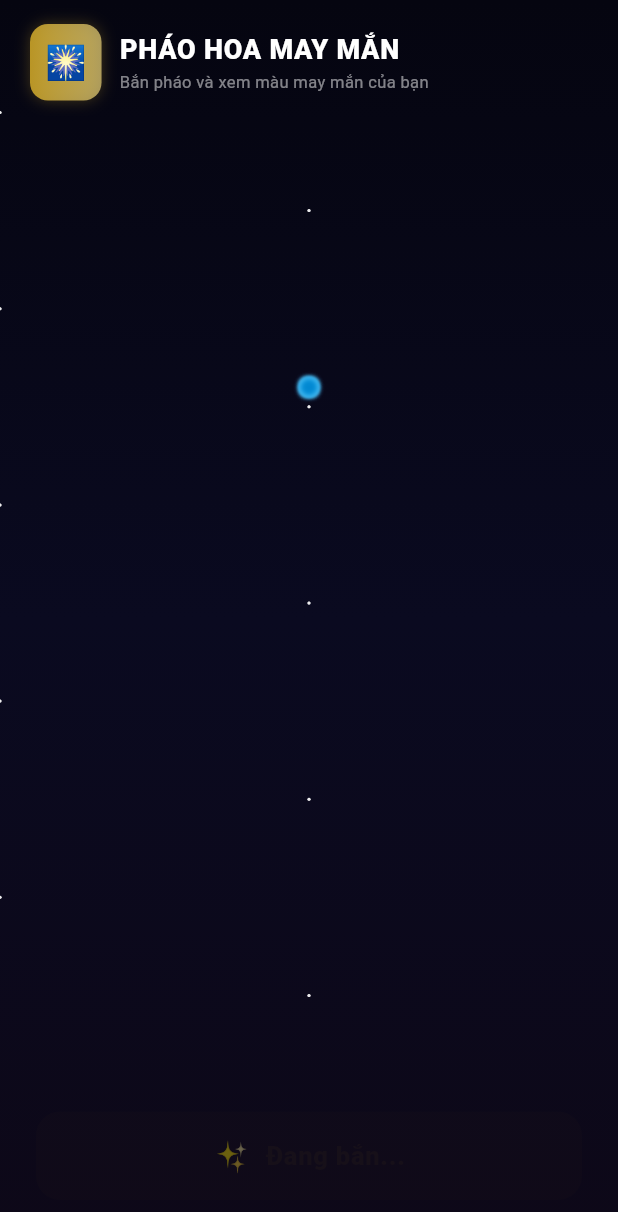
After one commit to HungNPHE/lucky_draw, a Flutter app: the _FireworkPageContent screen opened directly, after a tap on "BẮN PHÁO HOA", on a phone screen of 412 x 824 dp. The commit adds this screen. Shown: the top 1212 px of the screen. Run offline on Flutter 3.47's test engine with Material 3 defaults, Android fonts, the phone set to English and light mode, and no system bars; our stand-ins replace confetti.

Commit message:
add firework system

```diff
--- a/lib/main.dart
+++ b/lib/main.dart
@@ -6,6 +6,7 @@ import 'viewmodels/lucky_draw_viewmodel.dart';
 import 'views/lucky_draw_page.dart';
 import 'views/gacha_page.dart';
 import 'views/animal_racing_page.dart';
+import 'views/firework_page.dart';
 
 void main() {
   WidgetsFlutterBinding.ensureInitialized();
@@ -172,18 +173,21 @@ class _HomePageState extends State<HomePage> {
     LuckyDrawPage(),
     GachaPage(),
     AnimalRacingPage(),
+    FireworkPage(),
   ];
 
   final List<String> _titles = const [
     'Vòng Quay',
     'Lì Xì May Mắn',
     'Đua Thú',
+    'Pháo Hoa',
   ];
 
   final List<IconData> _icons = const [
     Icons.casino_rounded,
     Icons.card_giftcard_rounded,
     Icons.pets_rounded,
+    Icons.celebration_rounded,
   ];
 
   @override
@@ -204,7 +208,7 @@ class _HomePageState extends State<HomePage> {
             padding: const EdgeInsets.symmetric(horizontal: 16, vertical: 8),
             child: Row(
               mainAxisAlignment: MainAxisAlignment.spaceEvenly,
-              children: List.generate(3, (index) {
+              children: List.generate(4, (index) {
                 final isSelected = _selectedIndex == index;
                 return Expanded(
                   child: GestureDetector(
--- /dev/null
+++ b/lib/models/firework_result.dart
@@ -0,0 +1,84 @@
+import 'package:flutter/material.dart';
+
+/// Màu pháo hoa - đỏ hiếm nhất
+enum FireworkColor {
+  blue,   // 35%
+  green,  // 30%
+  gold,   // 20%
+  purple, // 10%
+  red,    //  5% - hiếm nhất
+}
+
+extension FireworkColorExt on FireworkColor {
+  double get probability {
+    switch (this) {
+      case FireworkColor.blue:   return 0.35;
+      case FireworkColor.green:  return 0.30;
+      case FireworkColor.gold:   return 0.20;
+      case FireworkColor.purple: return 0.10;
+      case FireworkColor.red:    return 0.05;
+    }
+  }
+
+  String get label {
+    switch (this) {
+      case FireworkColor.blue:   return 'Pháo Xanh';
+      case FireworkColor.green:  return 'Pháo Lục';
+      case FireworkColor.gold:   return 'Pháo Vàng';
+      case FireworkColor.purple: return 'Pháo Tím';
+      case FireworkColor.red:    return 'Pháo Đỏ ✨';
+    }
+  }
+
+  String get luckyMessage {
+    switch (this) {
+      case FireworkColor.blue:   return 'Bình an vô sự';
+      case FireworkColor.green:  return 'An khang thịnh vượng';
+      case FireworkColor.gold:   return 'Tấn tài tấn lộc';
+      case FireworkColor.purple: return 'Phú quý vinh hoa';
+      case FireworkColor.red:    return '🎊 Đại cát đại lợi! 🎊';
+    }
+  }
+
+  String get rarity {
+    switch (this) {
+      case FireworkColor.blue:   return 'Phổ thông';
+      case FireworkColor.green:  return 'Phổ thông';
+      case FireworkColor.gold:   return 'Hiếm';
+      case FireworkColor.purple: return 'Rất hiếm';
+      case FireworkColor.red:    return 'Siêu hiếm';
+    }
+  }
+
+  List<Color> get particleColors {
+    switch (this) {
+      case FireworkColor.blue:
+        return [const Color(0xFF4FC3F7), const Color(0xFF0288D1), const Color(0xFFB3E5FC), const Color(0xFF29B6F6)];
+      case FireworkColor.green:
+        return [const Color(0xFF66BB6A), const Color(0xFF2E7D32), const Color(0xFFA5D6A7), const Color(0xFF43A047)];
+      case FireworkColor.gold:
+        return [const Color(0xFFFFD700), const Color(0xFFFFA500), const Color(0xFFFFEC8B), const Color(0xFFC9A227)];
+      case FireworkColor.purple:
+        return [const Color(0xFFCE93D8), const Color(0xFF7B1FA2), const Color(0xFFE1BEE7), const Color(0xFFAB47BC)];
+      case FireworkColor.red:
+        return [const Color(0xFFFF5252), const Color(0xFFD50000), const Color(0xFFFF8A80), const Color(0xFFFFD700)];
+    }
+  }
+
+  Color get glowColor {
+    switch (this) {
+      case FireworkColor.blue:   return const Color(0xFF29B6F6);
+      case FireworkColor.green:  return const Color(0xFF43A047);
+      case FireworkColor.gold:   return const Color(0xFFFFA500);
+      case FireworkColor.purple: return const Color(0xFFAB47BC);
+      case FireworkColor.red:    return const Color(0xFFFF5252);
+    }
+  }
+}
+
+class FireworkResult {
+  final FireworkColor color;
+  final DateTime timestamp;
+
+  const FireworkResult({required this.color, required this.timestamp});
+}
--- /dev/null
+++ b/lib/services/firework_service.dart
@@ -0,0 +1,20 @@
+import 'dart:math';
+import '../models/firework_result.dart';
+
+class FireworkService {
+  final Random _random = Random();
+
+  FireworkColor drawColor() {
+    final v = _random.nextDouble();
+    double cumulative = 0;
+    for (final color in FireworkColor.values) {
+      cumulative += color.probability;
+      if (v < cumulative) return color;
+    }
+    return FireworkColor.blue;
+  }
+
+  FireworkResult shoot() {
+    return FireworkResult(color: drawColor(), timestamp: DateTime.now());
+  }
+}
--- /dev/null
+++ b/lib/viewmodels/firework_viewmodel.dart
@@ -0,0 +1,41 @@
+import 'package:flutter/material.dart';
+import '../models/firework_result.dart';
+import '../services/firework_service.dart';
+
+enum FireworkPhase { idle, launching, exploding, result }
+
+class FireworkViewModel extends ChangeNotifier {
+  final FireworkService _service = FireworkService();
+
+  FireworkPhase phase = FireworkPhase.idle;
+  FireworkResult? lastResult;
+  final List<FireworkResult> history = [];
+
+  bool get isLaunching => phase == FireworkPhase.launching;
+  bool get isExploding => phase == FireworkPhase.exploding;
+  bool get showResult => phase == FireworkPhase.result;
+
+  Future<void> shoot() async {
+    if (phase != FireworkPhase.idle) return;
+
+    phase = FireworkPhase.launching;
+    notifyListeners();
+
+    await Future.delayed(const Duration(milliseconds: 1200));
+
+    lastResult = _service.shoot();
+    phase = FireworkPhase.exploding;
+    notifyListeners();
+
+    await Future.delayed(const Duration(milliseconds: 1500));
+
+    history.insert(0, lastResult!);
+    phase = FireworkPhase.result;
+    notifyListeners();
+  }
+
+  void reset() {
+    phase = FireworkPhase.idle;
+    notifyListeners();
+  }
+}
--- /dev/null
+++ b/lib/views/firework_page.dart
@@ -0,0 +1,317 @@
+import 'package:flutter/material.dart';
+import 'package:provider/provider.dart';
+import '../theme/tet_theme.dart';
+import '../models/firework_result.dart';
+import '../viewmodels/firework_viewmodel.dart';
+import 'widgets/firework_launcher.dart';
+
+class FireworkPage extends StatelessWidget {
+  const FireworkPage({super.key});
+
+  @override
+  Widget build(BuildContext context) {
+    return ChangeNotifierProvider(
+      create: (_) => FireworkViewModel(),
+      child: const _FireworkPageContent(),
+    );
+  }
+}
+
+class _FireworkPageContent extends StatelessWidget {
+  const _FireworkPageContent();
+
+  @override
+  Widget build(BuildContext context) {
+    return Scaffold(
+      body: Container(
+        decoration: const BoxDecoration(
+          gradient: LinearGradient(
+            begin: Alignment.topCenter,
+            end: Alignment.bottomCenter,
+            colors: [Color(0xFF050510), Color(0xFF0A0A20), Color(0xFF0D0818)],
+            stops: [0.0, 0.5, 1.0],
+          ),
+        ),
+        child: SafeArea(
+          child: Column(
+            children: [
+              _buildHeader(),
+              // Sky canvas
+              const Expanded(child: _FireworkCanvas()),
+              // Shoot button
+              const _ShootButton(),
+            ],
+          ),
+        ),
+      ),
+    );
+  }
+
+  Widget _buildHeader() {
+    return Padding(
+      padding: const EdgeInsets.fromLTRB(20, 16, 20, 8),
+      child: Row(
+        children: [
+          Container(
+            padding: const EdgeInsets.all(10),
+            decoration: BoxDecoration(
+              gradient: LinearGradient(colors: [
+                TetTheme.gold.withOpacity(0.9),
+                TetTheme.goldLight.withOpacity(0.7),
+              ]),
+              borderRadius: BorderRadius.circular(12),
+              boxShadow: [BoxShadow(color: TetTheme.gold.withOpacity(0.3), blurRadius: 8)],
+            ),
+            child: const Text('🎆', style: TextStyle(fontSize: 22)),
+          ),
+          const SizedBox(width: 12),
+          Column(
+            crossAxisAlignment: CrossAxisAlignment.start,
+            children: [
+              const Text(
+                'PHÁO HOA MAY MẮN',
+                style: TextStyle(fontSize: 18, fontWeight: FontWeight.w800, color: Colors.white, letterSpacing: 0.5),
+              ),
+              Text(
+                'Bắn pháo và xem màu may mắn của bạn',
+                style: TextStyle(fontSize: 11, color: Colors.white.withOpacity(0.5)),
+              ),
+            ],
+          ),
+        ],
+      ),
+    );
+  }
+}
+
+class _FireworkCanvas extends StatelessWidget {
+  const _FireworkCanvas();
+
+  @override
+  Widget build(BuildContext context) {
+    final vm = context.watch<FireworkViewModel>();
+
+    return Stack(children: [
+      const _StarField(),
+
+      FireworkLauncher(
+        isLaunching: vm.isLaunching,
+        isExploding: vm.isExploding,
+        fireworkColor: vm.lastResult?.color,
+      ),
+
+      if (vm.showResult && vm.lastResult != null)
+        _ResultOverlay(result: vm.lastResult!),
+    ]);
+  }
+}
+
+/// Nền sao tĩnh
+class _StarField extends StatelessWidget {
+  const _StarField();
+
+  @override
+  Widget build(BuildContext context) =>
+      CustomPaint(painter: _StarPainter(), size: Size.infinite);
+}
+
+class _StarPainter extends CustomPainter {
+  @override
+  void paint(Canvas canvas, Size size) {
+    final paint = Paint()..color = Colors.white.withOpacity(0.35);
+    for (int i = 0; i < 60; i++) {
+      final x = (i * 137.5 % 1.0) * size.width;
+      final y = (i * 97.3 % 1.0) * size.height;
+      canvas.drawCircle(Offset(x % size.width, y % size.height), 1.0, paint);
+    }
+  }
+
+  @override
+  bool shouldRepaint(_StarPainter old) => false;
+}
+
+/// Overlay kết quả
+class _ResultOverlay extends StatefulWidget {
+  final FireworkResult result;
+  const _ResultOverlay({required this.result});
+
+  @override
+  State<_ResultOverlay> createState() => _ResultOverlayState();
+}
+
+class _ResultOverlayState extends State<_ResultOverlay> with SingleTickerProviderStateMixin {
+  late AnimationController _ctrl;
+  late Animation<double> _scale;
+  late Animation<double> _fade;
+
+  @override
+  void initState() {
+    super.initState();
+    _ctrl = AnimationController(vsync: this, duration: const Duration(milliseconds: 500));
+    _scale = Tween<double>(begin: 0.5, end: 1.0)
+        .animate(CurvedAnimation(parent: _ctrl, curve: Curves.elasticOut));
+    _fade = Tween<double>(begin: 0.0, end: 1.0)
+        .animate(CurvedAnimation(parent: _ctrl, curve: Curves.easeIn));
+    _ctrl.forward();
+  }
+
+  @override
+  void dispose() {
+    _ctrl.dispose();
+    super.dispose();
+  }
+
+  @override
+  Widget build(BuildContext context) {
+    final vm = context.read<FireworkViewModel>();
+    final r = widget.result;
+    final isRed = r.color == FireworkColor.red;
+
+    return AnimatedBuilder(
+      animation: _ctrl,
+      builder: (_, __) => Opacity(
+        opacity: _fade.value,
+        child: Transform.scale(
+          scale: _scale.value,
+          child: Center(
+            child: Container(
+              margin: const EdgeInsets.symmetric(horizontal: 40),
+              padding: const EdgeInsets.symmetric(horizontal: 28, vertical: 24),
+              decoration: BoxDecoration(
+                gradient: LinearGradient(
+                  begin: Alignment.topLeft,
+                  end: Alignment.bottomRight,
+                  colors: [
+                    r.color.glowColor.withOpacity(0.25),
+                    const Color(0xFF0D0818).withOpacity(0.92),
+                  ],
+                ),
+                borderRadius: BorderRadius.circular(24),
+                border: Border.all(color: r.color.glowColor.withOpacity(0.5), width: 1.5),
+                boxShadow: [
+                  BoxShadow(color: r.color.glowColor.withOpacity(0.35), blurRadius: 30, spreadRadius: 4),
+                ],
+              ),
+              child: Column(
+                mainAxisSize: MainAxisSize.min,
+                children: [
+                  // Rarity badge
+                  Container(
+                    padding: const EdgeInsets.symmetric(horizontal: 12, vertical: 4),
+                    decoration: BoxDecoration(
+                      color: r.color.glowColor.withOpacity(0.2),
+                      borderRadius: BorderRadius.circular(20),
+                      border: Border.all(color: r.color.glowColor.withOpacity(0.4)),
+                    ),
+                    child: Text(
+                      r.color.rarity.toUpperCase(),
+                      style: TextStyle(
+                        fontSize: 10,
+                        fontWeight: FontWeight.w700,
+                        color: r.color.glowColor,
+                        letterSpacing: 1.5,
+                      ),
+                    ),
+                  ),
+                  const SizedBox(height: 14),
+
+                  // Color swatch
+                  Container(
+                    width: 56,
+                    height: 56,
+                    decoration: BoxDecoration(
+                      shape: BoxShape.circle,
+                      gradient: RadialGradient(colors: [
+                        r.color.particleColors.first,
+                        r.color.glowColor,
+                      ]),
+                      boxShadow: [
+                        BoxShadow(color: r.color.glowColor.withOpacity(0.6), blurRadius: 20, spreadRadius: 4),
+                      ],
+                    ),
+                  ),
+                  const SizedBox(height: 12),
+
+                  Text(
+                    r.color.label,
+                    style: TextStyle(
+                      fontSize: 22,
+                      fontWeight: FontWeight.w800,
+                      color: r.color.particleColors.first,
+                      letterSpacing: 0.5,
+                    ),
+                  ),
+                  const SizedBox(height: 6),
+                  Text(
+                    r.color.luckyMessage,
+                    textAlign: TextAlign.center,
+                    style: TextStyle(
+                      fontSize: isRed ? 15 : 13,
+                      color: Colors.white.withOpacity(isRed ? 0.9 : 0.65),
+                      fontStyle: FontStyle.italic,
+                      fontWeight: isRed ? FontWeight.w600 : FontWeight.w400,
+                    ),
+                  ),
+
+                  const SizedBox(height: 20),
+                  ElevatedButton(
+                    onPressed: vm.reset,
+                    style: ElevatedButton.styleFrom(
+                      backgroundColor: r.color.glowColor,
+                      foregroundColor: Colors.white,
+                      padding: const EdgeInsets.symmetric(horizontal: 36, vertical: 12),
+                      shape: RoundedRectangleBorder(borderRadius: BorderRadius.circular(12)),
+                      elevation: 6,
+                      shadowColor: r.color.glowColor.withOpacity(0.5),
+                    ),
+                    child: const Text('Bắn tiếp', style: TextStyle(fontWeight: FontWeight.w700, fontSize: 15)),
+                  ),
+                ],
+              ),
+            ),
+          ),
+        ),
+      ),
+    );
+  }
+}
+
+/// Nút bắn pháo
+class _ShootButton extends StatelessWidget {
+  const _ShootButton();
+
+  @override
+  Widget build(BuildContext context) {
+    final vm = context.watch<FireworkViewModel>();
+    final isActive = vm.phase != FireworkPhase.idle;
+
+    return Padding(
+      padding: const EdgeInsets.fromLTRB(24, 12, 24, 24),
+      child: SizedBox(
+        width: double.infinity,
+        child: ElevatedButton(
+          onPressed: isActive ? null : () => vm.shoot(),
+          style: ElevatedButton.styleFrom(
+            backgroundColor: isActive ? Colors.grey[800] : TetTheme.redPrimary,
+            foregroundColor: Colors.white,
+            padding: const EdgeInsets.symmetric(vertical: 18),
+            shape: RoundedRectangleBorder(borderRadius: BorderRadius.circular(16)),
+            elevation: isActive ? 0 : 10,
+            shadowColor: TetTheme.redPrimary.withOpacity(0.5),
+          ),
+          child: Row(
+            mainAxisAlignment: MainAxisAlignment.center,
+            children: [
+              Text(isActive ? '✨' : '🚀', style: const TextStyle(fontSize: 20)),
+              const SizedBox(width: 10),
+              Text(
+                isActive ? 'Đang bắn...' : 'BẮN PHÁO HOA',
+                style: const TextStyle(fontSize: 17, fontWeight: FontWeight.w800, letterSpacing: 0.5),
+              ),
+            ],
+          ),
+        ),
+      ),
+    );
+  }
+}
--- /dev/null
+++ b/lib/views/widgets/firework_launcher.dart
@@ -0,0 +1,232 @@
+import 'dart:math';
+import 'package:flutter/material.dart';
+import '../../models/firework_result.dart';
+
+class _Particle {
+  final double angle;
+  final double speed;
+  final Color color;
+  final double size;
+
+  _Particle({required this.angle, required this.speed, required this.color, required this.size});
+}
+
+class _ExplosionPainter extends CustomPainter {
+  final double progress;
+  final List<_Particle> particles;
+  final Offset center;
+
+  _ExplosionPainter({required this.progress, required this.particles, required this.center});
+
+  @override
+  void paint(Canvas canvas, Size size) {
+    for (final p in particles) {
+      final eased = Curves.easeOut.transform(progress);
+      final dist = p.speed * eased * 130;
+      final dx = center.dx + cos(p.angle) * dist;
+      final dy = center.dy + sin(p.angle) * dist;
+      final opacity = (1.0 - eased).clamp(0.0, 1.0);
+      final radius = p.size * (1.0 - eased * 0.5);
+
+      canvas.drawCircle(
+        Offset(dx, dy),
+        radius,
+        Paint()
+          ..color = p.color.withOpacity(opacity)
+          ..maskFilter = const MaskFilter.blur(BlurStyle.normal, 2),
+      );
+
+      // tail
+      canvas.drawLine(
+        Offset(center.dx + cos(p.angle) * dist * 0.85, center.dy + sin(p.angle) * dist * 0.85),
+        Offset(dx, dy),
+        Paint()
+          ..color = p.color.withOpacity(opacity * 0.4)
+          ..strokeWidth = radius * 0.6
+          ..strokeCap = StrokeCap.round,
+      );
+    }
+  }
+
+  @override
+  bool shouldRepaint(_ExplosionPainter old) => old.progress != progress;
+}
+
+class FireworkLauncher extends StatefulWidget {
+  final bool isLaunching;
+  final bool isExploding;
+  final FireworkColor? fireworkColor;
+
+  const FireworkLauncher({
+    super.key,
+    required this.isLaunching,
+    required this.isExploding,
+    this.fireworkColor,
+  });
+
+  @override
+  State<FireworkLauncher> createState() => _FireworkLauncherState();
+}
+
+class _FireworkLauncherState extends State<FireworkLauncher> with TickerProviderStateMixin {
+  late AnimationController _launchCtrl;
+  late AnimationController _explodeCtrl;
+  late Animation<double> _launchY;
+  late Animation<double> _launchOpacity;
+  late Animation<double> _explodeProgress;
+  late Animation<double> _glowScale;
+
+  List<_Particle> _particles = [];
+  final Random _random = Random();
+
+  @override
+  void initState() {
+    super.initState();
+
+    _launchCtrl = AnimationController(vsync: this, duration: const Duration(milliseconds: 1100));
+    _launchY = Tween<double>(begin: 0.0, end: 1.0)
+        .animate(CurvedAnimation(parent: _launchCtrl, curve: Curves.easeIn));
+    _launchOpacity = Tween<double>(begin: 1.0, end: 0.0)
+        .animate(CurvedAnimation(parent: _launchCtrl, curve: const Interval(0.7, 1.0)));
+
+    _explodeCtrl = AnimationController(vsync: this, duration: const Duration(milliseconds: 1400));
+    _explodeProgress = Tween<double>(begin: 0.0, end: 1.0)
+        .animate(CurvedAnimation(parent: _explodeCtrl, curve: Curves.easeOut));
+    _glowScale = Tween<double>(begin: 0.0, end: 1.0).animate(
+        CurvedAnimation(parent: _explodeCtrl, curve: const Interval(0.0, 0.3, curve: Curves.elasticOut)));
+  }
+
+  @override
+  void didUpdateWidget(FireworkLauncher old) {
+    super.didUpdateWidget(old);
+    if (widget.isLaunching && !old.isLaunching) {
+      _launchCtrl.forward(from: 0);
+    }
+    if (widget.isExploding && !old.isExploding) {
+      _generateParticles();
+      _explodeCtrl.forward(from: 0);
+    }
+    if (!widget.isLaunching && !widget.isExploding) {
+      _launchCtrl.reset();
+      _explodeCtrl.reset();
+    }
+  }
+
+  void _generateParticles() {
+    final colors = widget.fireworkColor?.particleColors ?? FireworkColor.blue.particleColors;
+    final isRed = widget.fireworkColor == FireworkColor.red;
+    final count = isRed ? 64 : 40;
+
+    _particles = List.generate(count, (i) => _Particle(
+      angle: (i / count) * 2 * pi + _random.nextDouble() * 0.3,
+      speed: 0.6 + _random.nextDouble() * (isRed ? 1.1 : 0.7),
+      color: colors[_random.nextInt(colors.length)],
+      size: 2.0 + _random.nextDouble() * (isRed ? 5.0 : 3.5),
+    ));
+  }
+
+  @override
+  void dispose() {
+    _launchCtrl.dispose();
+    _explodeCtrl.dispose();
+    super.dispose();
+  }
+
+  @override
+  Widget build(BuildContext context) {
+    return LayoutBuilder(builder: (context, constraints) {
+      final w = constraints.maxWidth;
+      final h = constraints.maxHeight;
+      final explosionCenter = Offset(w / 2, h * 0.28);
+
+      return Stack(children: [
+        // Rocket
+        if (widget.isLaunching)
+          AnimatedBuilder(
+            animation: _launchCtrl,
+            builder: (_, __) {
+              final yPos = h * 0.85 - (_launchY.value * h * 0.6);
+              final color = widget.fireworkColor?.glowColor ?? Colors.white;
+              return Positioned(
+                left: w / 2 - 5,
+                top: yPos,
+                child: Opacity(
+                  opacity: _launchOpacity.value,
+                  child: Column(mainAxisSize: MainAxisSize.min, children: [
+                    Container(
+                      width: 6,
+                      height: 22,
+                      decoration: BoxDecoration(
+                        gradient: LinearGradient(
+                          begin: Alignment.topCenter,
+                          end: Alignment.bottomCenter,
+                          colors: [Colors.white, color],
+                        ),
+                        borderRadius: BorderRadius.circular(3),
+                        boxShadow: [BoxShadow(color: color.withOpacity(0.8), blurRadius: 8, spreadRadius: 2)],
+                      ),
+                    ),
+                    Container(
+                      width: 4,
+                      height: 10,
+                      decoration: BoxDecoration(
+                        gradient: LinearGradient(
+                          begin: Alignment.topCenter,
+                          end: Alignment.bottomCenter,
+                          colors: [Colors.orange.withOpacity(0.9), Colors.transparent],
+                        ),
+                      ),
+                    ),
+                  ]),
+                ),
+              );
+            },
+          ),
+
+        // Explosion particles
+        if (widget.isExploding)
+          AnimatedBuilder(
+            animation: _explodeCtrl,
+            builder: (_, __) => CustomPaint(
+              size: Size(w, h),
+              painter: _ExplosionPainter(
+                progress: _explodeProgress.value,
+                particles: _particles,
+                center: explosionCenter,
+              ),
+            ),
+          ),
+
+        // Glow center
+        if (widget.isExploding)
+          AnimatedBuilder(
+            animation: _explodeCtrl,
+            builder: (_, __) {
+              final opacity = (1.0 - _explodeProgress.value).clamp(0.0, 1.0) * 0.85;
+              final glow = widget.fireworkColor?.glowColor ?? Colors.white;
+              return Positioned(
+                left: explosionCenter.dx - 40,
+                top: explosionCenter.dy - 40,
+                child: Transform.scale(
+                  scale: _glowScale.value,
+                  child: Container(
+                    width: 80,
+                    height: 80,
+                    decoration: BoxDecoration(
+                      shape: BoxShape.circle,
+                      boxShadow: [BoxShadow(color: glow.withOpacity(opacity), blurRadius: 40, spreadRadius: 20)],
+                      gradient: RadialGradient(colors: [
+                        Colors.white.withOpacity(opacity),
+                        glow.withOpacity(opacity * 0.5),
+                        Colors.transparent,
+                      ]),
+                    ),
+                  ),
+                ),
+              );
+            },
+          ),
+      ]);
+    });
+  }
+}
```
Also changed, not shown: 2 other files.
